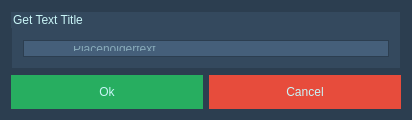
First picture: the form in source/dialogs/text_ui.ui, repository 5l1v3r1/Moderat, before the edit.
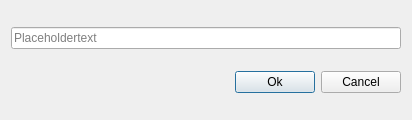
Second picture: the form after the edit. Icons and pictures are not drawn.

```diff
--- a/source/dialogs/text_ui.ui
+++ b/source/dialogs/text_ui.ui
@@ -29,26 +29,9 @@
    <iconset resource="../res.qrc">
     <normaloff>:/icons/assets/logo.png</normaloff>:/icons/assets/logo.png</iconset>
   </property>
-  <property name="styleSheet">
-   <string notr="true">background-color: #2c3e50;
-color: #c9f5f7;</string>
-  </property>
   <layout class="QGridLayout" name="gridLayout_3">
-   <item row="2" column="0">
+   <item row="1" column="1">
     <widget class="QPushButton" name="okButton">
-     <property name="styleSheet">
-      <string notr="true">QPushButton#okButton {
-			background-color: #27ae60;
-			border: none;
-			border-radius: none;
-			padding: 10px;
-			margin: 0px;
-            }
-
-QPushButton#okButton:pressed {
-            background-color: #2ecc71;
-            }</string>
-     </property>
      <property name="text">
       <string>Ok</string>
      </property>
@@ -60,100 +43,30 @@
      </property>
     </widget>
    </item>
+   <item row="1" column="2">
+    <widget class="QPushButton" name="cancelButton">
+     <property name="text">
+      <string>Cancel</string>
+     </property>
+    </widget>
+   </item>
    <item row="1" column="0">
     <spacer name="verticalSpacer">
      <property name="orientation">
-      <enum>Qt::Vertical</enum>
+      <enum>Qt::Horizontal</enum>
      </property>
      <property name="sizeHint" stdset="0">
       <size>
-       <width>20</width>
-       <height>40</height>
+       <width>40</width>
+       <height>20</height>
       </size>
      </property>
     </spacer>
    </item>
-   <item row="0" column="0" colspan="2">
-    <widget class="QGroupBox" name="textGroup">
-     <property name="styleSheet">
-      <string notr="true">background-color: #34495e;
-border: 1px solid #2c3e50;
-padding-top: 7px;</string>
-     </property>
-     <property name="title">
-      <string>Get Text Title</string>
-     </property>
-     <layout class="QGridLayout" name="gridLayout">
-      <item row="0" column="0">
-       <layout class="QHBoxLayout" name="horizontalLayout_2">
-        <property name="spacing">
-         <number>0</number>
-        </property>
-        <item>
-         <widget class="QPushButton" name="addTextButton">
-          <property name="maximumSize">
-           <size>
-            <width>16777215</width>
-            <height>28</height>
-           </size>
-          </property>
-          <property name="focusPolicy">
-           <enum>Qt::NoFocus</enum>
-          </property>
-          <property name="styleSheet">
-           <string notr="true">background-color: #455F7A;
-padding: 5px;
-border-right: none;</string>
-          </property>
-          <property name="text">
-           <string/>
-          </property>
-          <property name="icon">
-           <iconset resource="../res.qrc">
-            <normaloff>:/icons/assets/set_alias.png</normaloff>:/icons/assets/set_alias.png</iconset>
-          </property>
-          <property name="iconSize">
-           <size>
-            <width>20</width>
-            <height>20</height>
-           </size>
-          </property>
-         </widget>
-        </item>
-        <item>
-         <widget class="QLineEdit" name="textLine">
-          <property name="styleSheet">
-           <string notr="true">background-color: #455F7A;
-padding: 5px;
-border-left: none;</string>
-          </property>
-          <property name="placeholderText">
-           <string>Placeholdertext</string>
-          </property>
-         </widget>
-        </item>
-       </layout>
-      </item>
-     </layout>
-    </widget>
-   </item>
-   <item row="2" column="1">
-    <widget class="QPushButton" name="cancelButton">
-     <property name="styleSheet">
-      <string notr="true">QPushButton#cancelButton {
-			background-color: #e74c3c;
-			border: none;
-			border-radius: none;
-			padding: 10px;
-			margin: 0px;
-            }
-
-QPushButton#cancelButton:pressed {
-            background-color: #c0392b;
-            }</string>
-     </property>
-     <property name="text">
-      <string>Cancel</string>
+   <item row="0" column="0" colspan="3">
+    <widget class="QLineEdit" name="textLine">
+     <property name="placeholderText">
+      <string>Placeholdertext</string>
      </property>
     </widget>
    </item>
```
Left out of the diff: 3 changed lines with no effect on the pictures.
